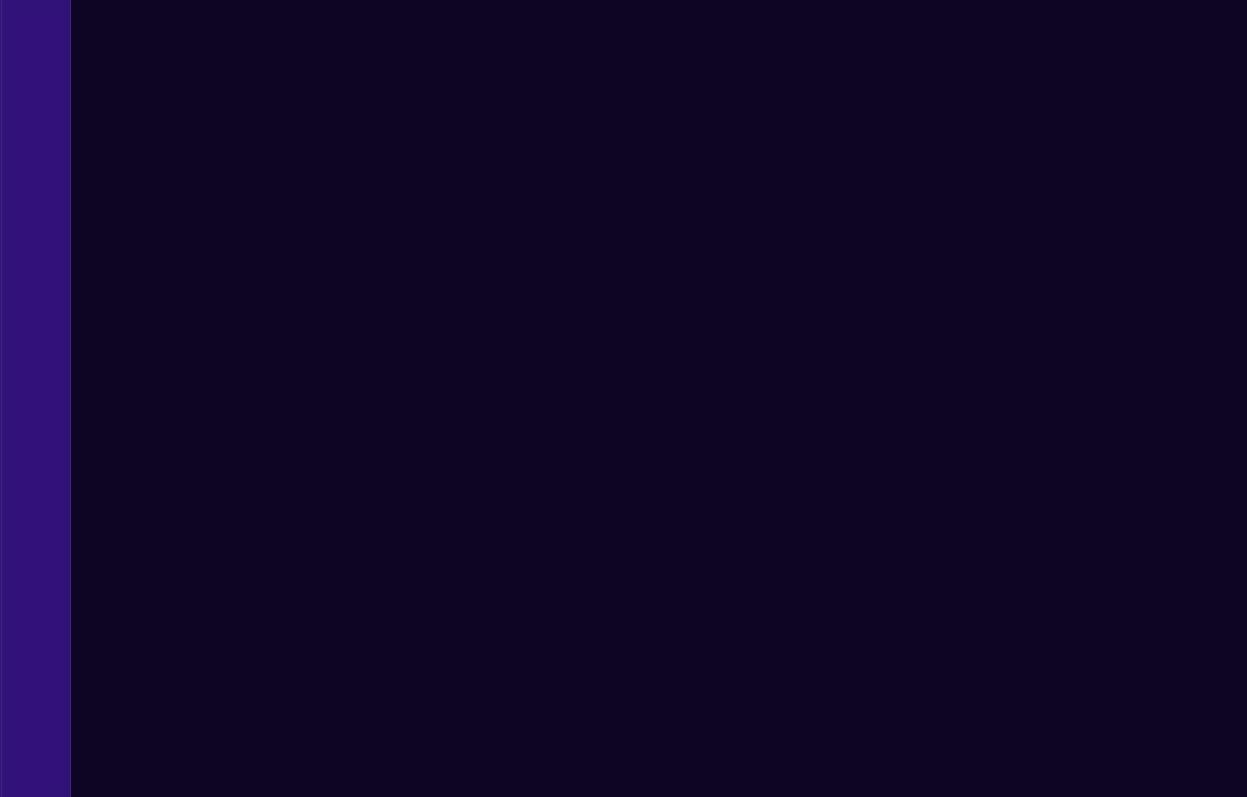
This is main.ui in ZeNik77/MEGAPROJECT as Qt 5 draws it before an edit. The edited form follows.
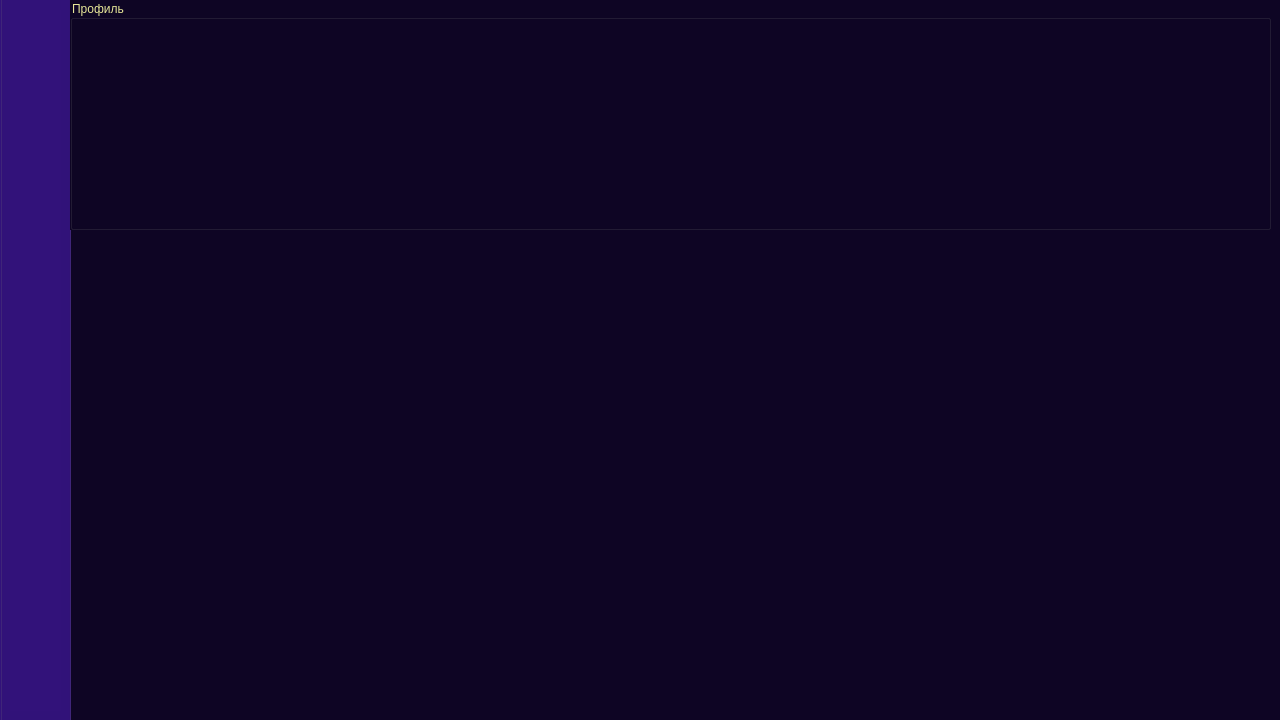
This is the edited form. Icons and pictures are not drawn.

Diff of the .ui file:
```diff
--- a/main.ui
+++ b/main.ui
@@ -6,8 +6,8 @@
    <rect>
     <x>0</x>
     <y>0</y>
-    <width>1247</width>
-    <height>797</height>
+    <width>1280</width>
+    <height>720</height>
    </rect>
   </property>
   <property name="windowTitle">
@@ -39,7 +39,7 @@
        <x>10</x>
        <y>40</y>
        <width>51</width>
-       <height>781</height>
+       <height>701</height>
       </rect>
      </property>
      <layout class="QVBoxLayout" name="verticalLayout">
@@ -130,6 +130,22 @@
      </layout>
     </widget>
    </widget>
+   <widget class="QGroupBox" name="groupBox_2">
+    <property name="geometry">
+     <rect>
+      <x>70</x>
+      <y>0</y>
+      <width>1201</width>
+      <height>230</height>
+     </rect>
+    </property>
+    <property name="styleSheet">
+     <string notr="true">color: #E6E697;</string>
+    </property>
+    <property name="title">
+     <string>Профиль</string>
+    </property>
+   </widget>
   </widget>
  </widget>
  <resources/>
```
Left out of the diff: 6 changed lines with no effect on the pictures.
